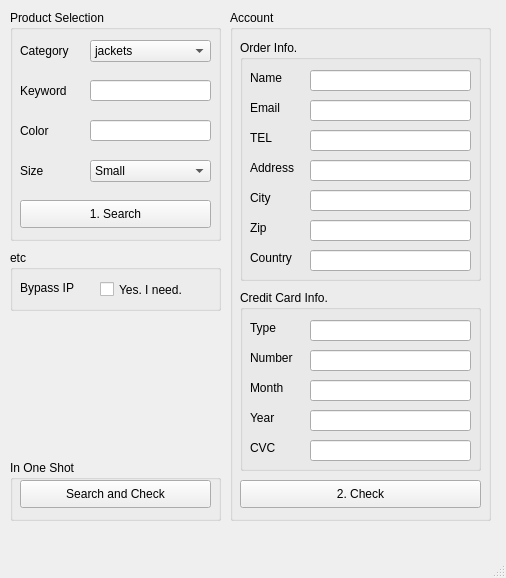
100th/SuperSupreme, file SuperSupreme.ui: the form before one commit.
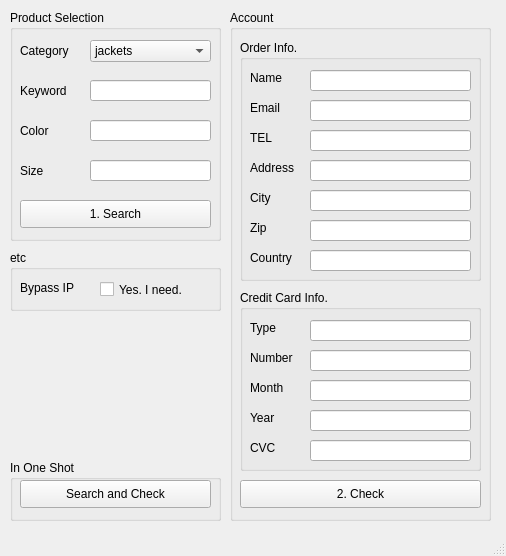
The form after the commit. Icons and pictures are not drawn.

Commit message:
v0.3 : ui변경
v0.3 : ui변경

The edit to the form file:
```diff
--- a/SuperSupreme.ui
+++ b/SuperSupreme.ui
@@ -7,7 +7,7 @@
     <x>0</x>
     <y>0</y>
     <width>506</width>
-    <height>578</height>
+    <height>556</height>
    </rect>
   </property>
   <property name="windowTitle">
@@ -497,41 +497,6 @@
       <string>Size</string>
      </property>
     </widget>
-    <widget class="QComboBox" name="comboBox_2">
-     <property name="geometry">
-      <rect>
-       <x>80</x>
-       <y>150</y>
-       <width>121</width>
-       <height>22</height>
-      </rect>
-     </property>
-     <item>
-      <property name="text">
-       <string>Small</string>
-      </property>
-     </item>
-     <item>
-      <property name="text">
-       <string>Medium</string>
-      </property>
-     </item>
-     <item>
-      <property name="text">
-       <string>Large</string>
-      </property>
-     </item>
-     <item>
-      <property name="text">
-       <string>Xlarge</string>
-      </property>
-     </item>
-     <item>
-      <property name="text">
-       <string>None</string>
-      </property>
-     </item>
-    </widget>
     <widget class="QPushButton" name="pushButton_2">
      <property name="geometry">
       <rect>
@@ -545,6 +510,16 @@
       <string>1. Search</string>
      </property>
     </widget>
+    <widget class="QLineEdit" name="lineEdit_15">
+     <property name="geometry">
+      <rect>
+       <x>80</x>
+       <y>150</y>
+       <width>121</width>
+       <height>21</height>
+      </rect>
+     </property>
+    </widget>
    </widget>
    <widget class="QGroupBox" name="groupBox_5">
     <property name="geometry">
```
Left out of the diff: 26 changed lines with no effect on the pictures.
